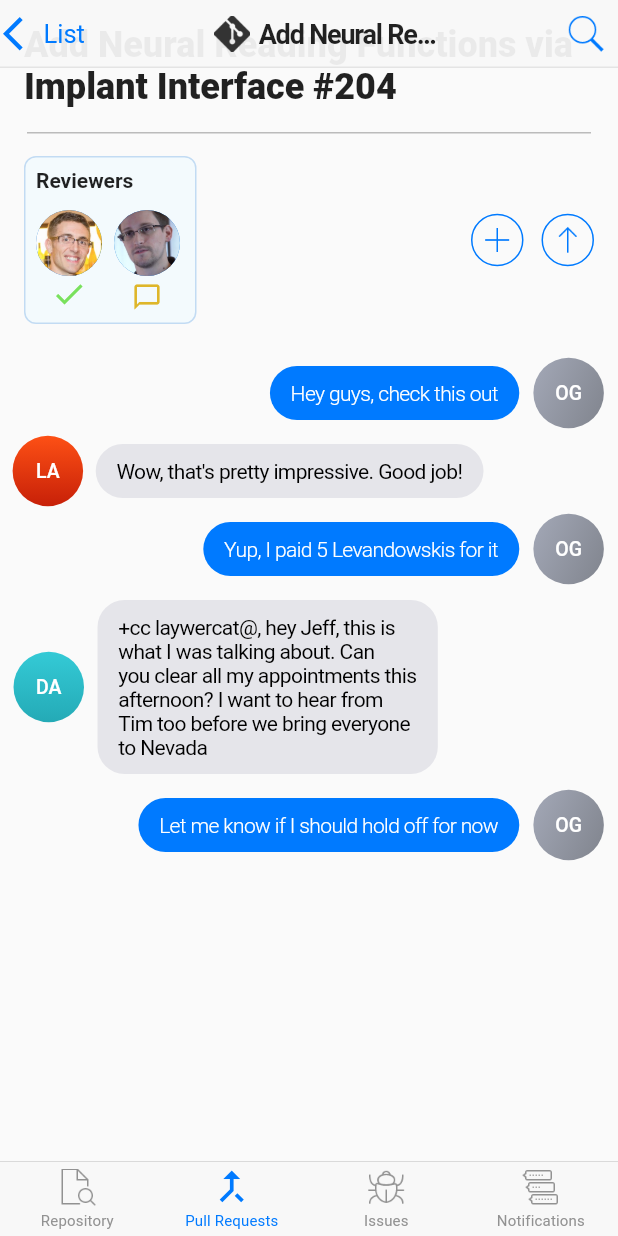
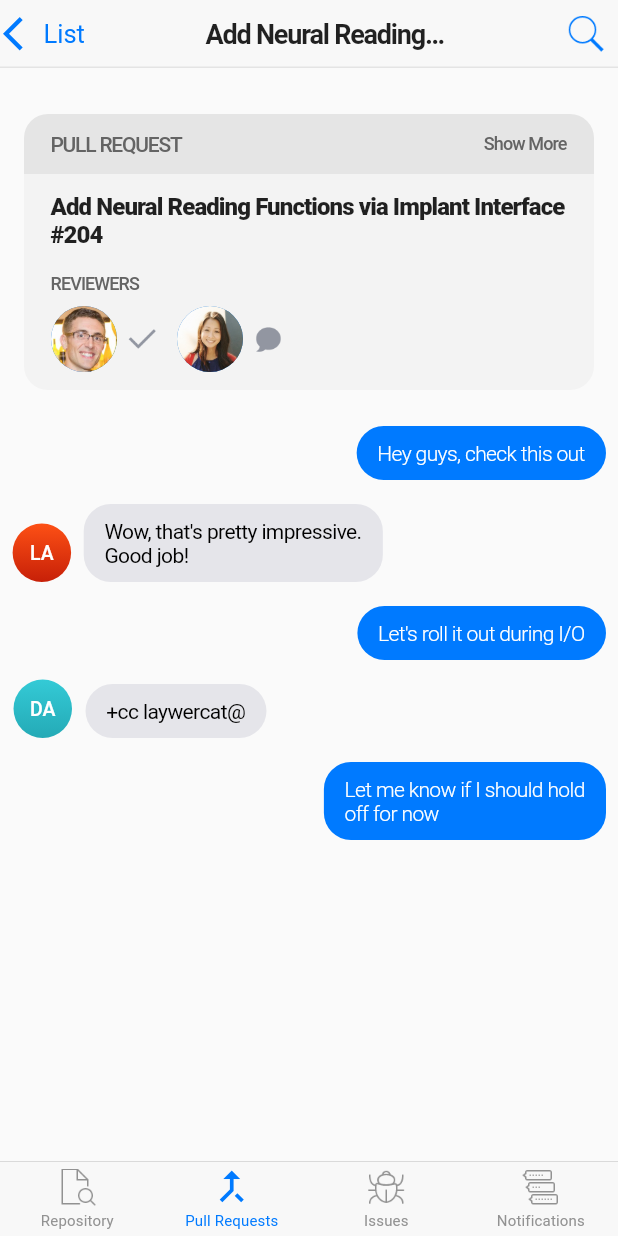
Before and after one commit to xster/ios-flutter-demo, a Flutter app: the screen it shows after launch, on a phone screen of 412 x 824 dp. Run offline on Flutter 3.47's test engine with Material 2 defaults, Android fonts, the phone set to English and light mode, and no system bars.

Commit message:
Submit for website

```diff
--- a/lib/main.dart
+++ b/lib/main.dart
@@ -24,13 +24,11 @@ class IosDemoApp extends StatelessWidget {
         body: new Stack(
           children: <Widget>[
             new ListView(
-              children:
-                buildHeader()
-                    ..addAll(buildControl())
-                    ..addAll(buildComments())
-            ),
-            new BackdropFilter(
-              filter: new ImageFilter.blur(sigmaX: 10.0, sigmaY: 10.0),
+              children: <Widget>[
+                new Padding(padding: const EdgeInsets.only(top: 60.0)),
+              ]
+                  ..addAll(buildHeader())
+                  ..addAll(buildComments()),
             ),
             new Align(
               alignment: FractionalOffset.topCenter,
@@ -49,23 +47,102 @@ class IosDemoApp extends StatelessWidget {
 
 List<Widget> buildHeader() {
   return <Widget>[
-    const Padding(
-      padding: const EdgeInsets.only(left: 16.0, top: 16.0),
-      child: const Text(
-        'Add Neural Reading Functions via Implant Interface #204',
-        style: const TextStyle(
-          fontSize: 24.0,
-          fontWeight: FontWeight.w800,
+    new Padding(
+      padding: const EdgeInsets.all(16.0),
+      child: new ClipRRect(
+        borderRadius: const BorderRadius.all(const Radius.circular(16.0)),
+        child: new Column(
+          mainAxisSize: MainAxisSize.min,
+          children: <Widget>[
+            new Container(
+              decoration: const BoxDecoration(
+                color: const Color(0xFFE5E5E5),
+              ),
+              child: new Padding(
+                padding: const EdgeInsets.symmetric(horizontal: 18.0, vertical: 12.0),
+                child: new Row(
+                  mainAxisAlignment: MainAxisAlignment.spaceBetween,
+                  children: <Widget>[
+                    const Text(
+                      'PULL REQUEST',
+                      style: const TextStyle(
+                        color: const Color(0xFF646464),
+                        letterSpacing: -0.8,
+                        fontSize: 14.0,
+                        fontWeight: FontWeight.w500,
+                      ),
+                    ),
+                    const Text(
+                      'Show More',
+                      style: const TextStyle(
+                        color: const Color(0xFF646464),
+                        letterSpacing: -0.6,
+                        fontSize: 12.0,
+                        fontWeight: FontWeight.w500,
+                      ),
+                    ),
+                  ],
+                ),
+              ),
+            ),
+            new Container(
+              decoration: const BoxDecoration(
+                color: const Color(0xFFF3F3F3),
+              ),
+              child: new Padding(
+                padding: const EdgeInsets.symmetric(horizontal: 18.0, vertical: 12.0),
+                child: new Column(
+                  crossAxisAlignment: CrossAxisAlignment.start,
+                  children: <Widget>[
+                    const Text(
+                      'Add Neural Reading Functions via Implant Interface #204',
+                      style: const TextStyle(
+                        fontSize: 16.0,
+                        fontWeight: FontWeight.w800,
+                        letterSpacing: -0.6,
+                      ),
+                    ),
+                    new Padding(padding: const EdgeInsets.only(top: 16.0)),
+                    new Text(
+                      'REVIEWERS',
+                      style: const TextStyle(
+                        color: const Color(0xFF646464),
+                        fontSize: 12.0,
+                        letterSpacing: -0.6,
+                        fontWeight: FontWeight.w500,
+                      ),
+                    ),
+                    new Padding(padding: const EdgeInsets.only(top: 8.0)),
+                    new Row(
+                      children: <Widget>[
+                        const CircleAvatar(
+                          backgroundImage: const AssetImage('assets/reviewer1.jpeg'),
+                          radius: 22.0,
+                        ),
+                        new Padding(padding: const EdgeInsets.only(left: 2.0)),
+                        new Image(
+                          image: const AssetImage('assets/check-2.png'),
+                          width: 30.0,
+                        ),
+                        new Padding(padding: const EdgeInsets.only(left: 8.0)),
+                        const CircleAvatar(
+                          backgroundImage: const AssetImage('assets/reviewer4.jpg'),
+                          radius: 22.0,
+                        ),
+                        new Padding(padding: const EdgeInsets.only(left: 2.0)),
+                        new Image(
+                          image: const AssetImage('assets/comments-2.png'),
+                          width: 30.0,
+                        ),
+                      ],
+                    ),
+                  ],
+                ),
+              ),
+            ),
+          ],
         ),
       ),
-    ),
-    const Padding(
-      padding: const EdgeInsets.only(left: 18.0, right: 18.0, top: 16.0),
-      child: const DecoratedBox(decoration: const BoxDecoration(
-        border: const Border(top: const BorderSide(
-          color: const Color(0xFFBBBBBB),
-        )),
-      )),
     ),
   ];
 }
@@ -114,7 +191,7 @@ List<Widget> buildControl() {
                         new Column(
                           children: <Widget>[
                             const CircleAvatar(
-                              backgroundImage: const AssetImage('assets/reviewer2.jpg'),
+                              backgroundImage: const AssetImage('assets/reviewer4.jpg'),
                               radius: 22.0,
                             ),
                             const Padding(padding: const EdgeInsets.only(top: 4.0)),
@@ -166,9 +243,9 @@ List<Widget> buildControl() {
         ),
       ],
     ),
-    const Padding(
-      padding: const EdgeInsets.only(left: 18.0, right: 18.0, top: 4.0),
-    ),
+    // const Padding(
+    //   padding: const EdgeInsets.only(left: 18.0, right: 18.0, top: 4.0),
+    // ),
   ];
 }
 
@@ -194,30 +271,12 @@ List<Widget> buildComments() {
             ),
           ),
         ),
-        new Container(
-          decoration: new BoxDecoration(
-            shape: BoxShape.circle,
-            gradient: new LinearGradient(
-              begin: FractionalOffset.topLeft,
-              colors: <Color>[const Color(0xFFA4A9B8), const Color(0xFF858993)],
-            ),
-          ),
-          margin: const EdgeInsets.only(right: 8.0),
-          padding: const EdgeInsets.all(16.0),
-          child: new Text(
-            'OG',
-            style: const TextStyle(
-              color: Colors.white,
-              fontSize: 13.0,
-              fontWeight: FontWeight.w500,
-            ),
-          )
-        ),
       ],
     ),
     new Row(
       mainAxisAlignment: MainAxisAlignment.start,
       mainAxisSize: MainAxisSize.min,
+      crossAxisAlignment: CrossAxisAlignment.end,
       children: <Widget> [
         new Container(
           decoration: new BoxDecoration(
@@ -228,8 +287,8 @@ List<Widget> buildComments() {
               colors: <Color>[const Color(0xFFFD5015), const Color(0xFFC72008)],
             ),
           ),
-          margin: const EdgeInsets.only(left: 8.0),
-          padding: const EdgeInsets.all(16.0),
+          margin: const EdgeInsets.only(left: 8.0, bottom: 8.0),
+          padding: const EdgeInsets.all(12.0),
           child: new Text(
             'LA',
             style: const TextStyle(
@@ -247,7 +306,7 @@ List<Widget> buildComments() {
           margin: const EdgeInsets.symmetric(horizontal: 8.0, vertical: 8.0),
           padding: const EdgeInsets.symmetric(horizontal: 14.0, vertical: 10.0),
           child: const Text(
-            'Wow, that\'s pretty impressive. Good job!',
+            'Wow, that\'s pretty impressive.\nGood job!',
             style: const TextStyle(
               color: Colors.black,
               letterSpacing: -0.4,
@@ -269,7 +328,8 @@ List<Widget> buildComments() {
           margin: const EdgeInsets.symmetric(horizontal: 8.0, vertical: 8.0),
           padding: const EdgeInsets.symmetric(horizontal: 14.0, vertical: 10.0),
           child: const Text(
-            'Yup, I paid 5 Levandowskis for it',
+            'Let\'s roll it out during I/O',
+            // 'Yup, I paid 5 Levandowskis for it',
             style: const TextStyle(
               color: Colors.white,
               letterSpacing: -0.4,
@@ -277,30 +337,12 @@ List<Widget> buildComments() {
             ),
           ),
         ),
-        new Container(
-          decoration: new BoxDecoration(
-            shape: BoxShape.circle,
-            gradient: new LinearGradient(
-              begin: FractionalOffset.topLeft,
-              colors: <Color>[const Color(0xFFA4A9B8), const Color(0xFF858993)],
-            ),
-          ),
-          margin: const EdgeInsets.only(right: 8.0),
-          padding: const EdgeInsets.all(16.0),
-          child: new Text(
-            'OG',
-            style: const TextStyle(
-              color: Colors.white,
-              fontSize: 13.0,
-              fontWeight: FontWeight.w500,
-            ),
-          )
-        ),
       ],
     ),
     new Row(
       mainAxisAlignment: MainAxisAlignment.start,
       mainAxisSize: MainAxisSize.min,
+      crossAxisAlignment: CrossAxisAlignment.end,
       children: <Widget> [
         new Container(
           decoration: new BoxDecoration(
@@ -311,8 +353,8 @@ List<Widget> buildComments() {
               colors: <Color>[const Color(0xFF34CAD6), const Color(0xFF24AAB6)],
             ),
           ),
-          margin: const EdgeInsets.only(left: 8.0),
-          padding: const EdgeInsets.all(16.0),
+          margin: const EdgeInsets.only(left: 8.0, bottom: 8.0),
+          padding: const EdgeInsets.all(12.0),
           child: new Text(
             'DA',
             style: const TextStyle(
@@ -330,7 +372,7 @@ List<Widget> buildComments() {
           margin: const EdgeInsets.symmetric(horizontal: 8.0, vertical: 8.0),
           padding: const EdgeInsets.symmetric(horizontal: 14.0, vertical: 10.0),
           child: const Text(
-            '+cc laywercat@, hey Jeff, this is\nwhat I was talking about. Can\nyou clear all my appointments this\nafternoon? I want to hear from\nTim too before we bring everyone\nto Nevada',
+            '+cc laywercat@',//, hi guys, what\'s\nhappening. I\'m gonna need\neveryone to go ahead and come\nin tomorrow. So if you could\nbe here at around 9 that\'d\n be great',
             style: const TextStyle(
               color: Colors.black,
               letterSpacing: -0.4,
@@ -352,32 +394,13 @@ List<Widget> buildComments() {
           margin: const EdgeInsets.symmetric(horizontal: 8.0, vertical: 8.0),
           padding: const EdgeInsets.symmetric(horizontal: 14.0, vertical: 10.0),
           child: const Text(
-            'Let me know if I should hold off for now',
+            'Let me know if I should hold\noff for now',
             style: const TextStyle(
               color: Colors.white,
               letterSpacing: -0.4,
               fontWeight: FontWeight.w300,
             ),
           ),
-        ),
-        new Container(
-          decoration: new BoxDecoration(
-            shape: BoxShape.circle,
-            gradient: new LinearGradient(
-              begin: FractionalOffset.topLeft,
-              colors: <Color>[const Color(0xFFA4A9B8), const Color(0xFF858993)],
-            ),
-          ),
-          margin: const EdgeInsets.only(right: 8.0),
-          padding: const EdgeInsets.all(16.0),
-          child: new Text(
-            'OG',
-            style: const TextStyle(
-              color: Colors.white,
-              fontSize: 13.0,
-              fontWeight: FontWeight.w500,
-            ),
-          )
         ),
       ],
     ),
@@ -387,14 +410,14 @@ List<Widget> buildComments() {
 class IosAppBar extends StatelessWidget {
   @override
   Widget build(BuildContext context) {
-    // return new ClipRect(
-      // child: new BackdropFilter(
-        // filter: new ImageFilter.blur(sigmaX: 10.0, sigmaY: 10.0),
-        return new SizedBox(
+    return new ClipRect(
+      child: new BackdropFilter(
+        filter: new ImageFilter.blur(sigmaX: 10.0, sigmaY: 10.0),
+        child: new SizedBox(
           height: 45.0 + MediaQuery.of(context).padding.top,
           child: new DecoratedBox(
             decoration: new BoxDecoration(
-              color: const Color(0xEEF8F8F8),
+              color: const Color(0xDDF8F8F8),
               border: const Border(
                 bottom: const BorderSide(
                   width: 0.5,
@@ -424,14 +447,8 @@ class IosAppBar extends StatelessWidget {
                     child: new Row(
                       mainAxisSize: MainAxisSize.min,
                       children: const <Widget>[
-                        const Image(
-                          image: const AssetImage('assets/git.png'),
-                          width: 24.0,
-                          color: const Color(0xFF333333)
-                        ),
-                        const Padding(padding: const EdgeInsets.only(left: 6.0)),
                         const Text(
-                          'Add Neural Re…',
+                          'Add Neural Reading…',
                           style: const TextStyle(
                             fontSize: 18.0,
                             fontWeight: FontWeight.w700,
@@ -452,6 +469,8 @@ class IosAppBar extends StatelessWidget {
                 ],
               ),
             ),
+          ),
+        ),
       ),
     );
   }
@@ -467,17 +486,17 @@ class _IosBottomBarState extends State<IosBottomBar> {
 
   @override
   Widget build(BuildContext context) {
-    // return new ClipRect(
-      // child: new BackdropFilter(
-        // filter: new ImageFilter.blur(sigmaX: 100.0, sigmaY: 100.0),
-        return new DecoratedBox(
+    return new ClipRect(
+      child: new BackdropFilter(
+        filter: new ImageFilter.blur(sigmaX: 10.0, sigmaY: 10.0),
+        child: new DecoratedBox(
           decoration: const BoxDecoration(
             border: const Border(top: const BorderSide(
               color: const Color(0xAABBBBBB),
               width: 0.5,
               style: BorderStyle.solid,
             )),
-            color: const Color(0xEEF8F8F8),
+            color: const Color(0xDDF8F8F8),
           ),
           child: new IconTheme(
             data: const IconThemeData(
@@ -564,6 +583,8 @@ class _IosBottomBarState extends State<IosBottomBar> {
               ),
             ),
           ),
+        ),
+      ),
     );
   }
 }
--- a/pubspec.yaml
+++ b/pubspec.yaml
@@ -8,12 +8,14 @@ dependencies:
 flutter:
   assets:
     - assets/bug.png
+    - assets/check-2.png
     - assets/comments.png
+    - assets/comments-2.png
     - assets/file.png
     - assets/git.png
     - assets/plus.png
     - assets/search.png
     - assets/up.png
     - assets/reviewer1.jpeg
-    - assets/reviewer2.jpg
+    - assets/reviewer4.jpg
   uses-material-design: true
```
Also changed, not shown: assets/check-2.png (added), assets/comments-2.png (added), assets/reviewer3.jpeg (added), assets/reviewer4.jpg (added).
